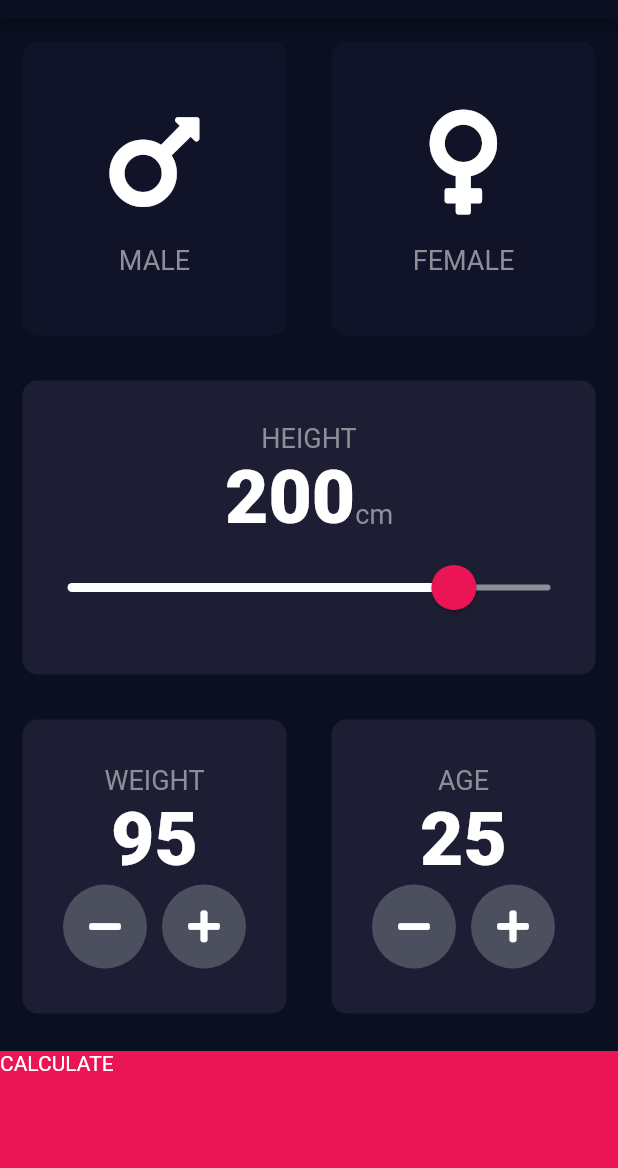
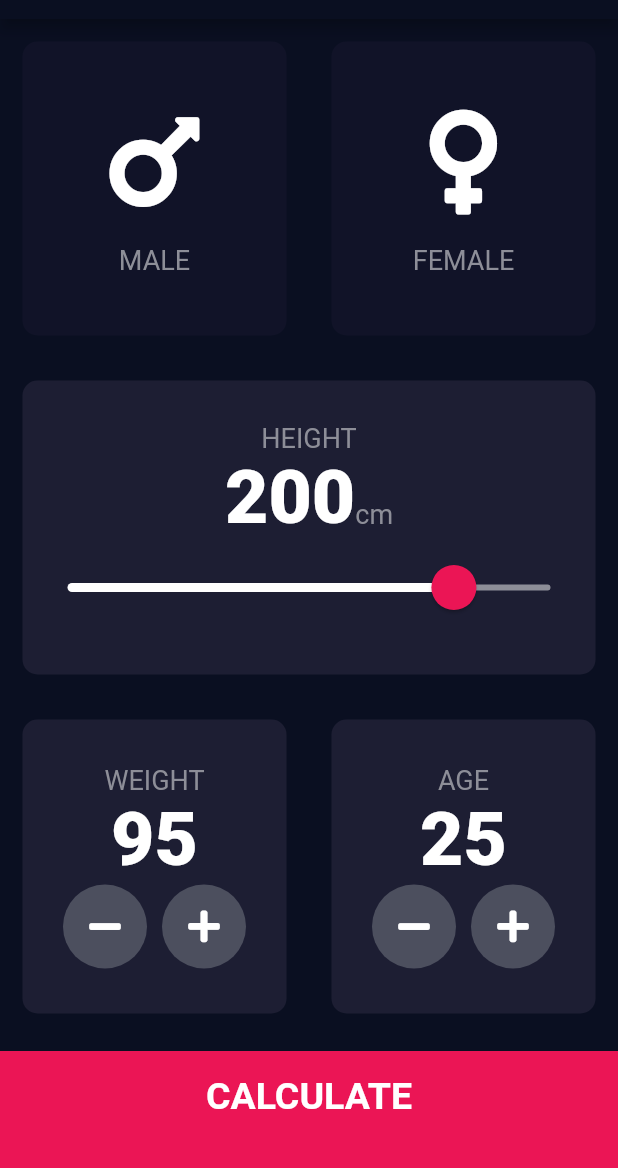
Before and after one commit to petarivanov9/flutter-dart-dev-bootcamp, a Flutter app: the screen it shows after launch, on a phone screen of 412 x 824 dp, the part 65-1233 px from its top. Run offline on Flutter 3.47's test engine with Material 2 defaults, Android fonts, the phone set to English and light mode, and no system bars; our stand-ins replace audioplayers, font_awesome_flutter, rflutter_alert.

Commit message:
Add design of the ResultPage and some refactoring

```diff
--- /dev/null
+++ b/bmi_calculator/lib/components/bottom_button.dart
@@ -0,0 +1,29 @@
+import 'package:bmi_calculator/constants.dart';
+import 'package:flutter/material.dart';
+
+class BottomButton extends StatelessWidget {
+  BottomButton({@required this.onTap, @required this.buttonTitle});
+
+  final Function onTap;
+  final String buttonTitle;
+
+  @override
+  Widget build(BuildContext context) {
+    return GestureDetector(
+      onTap: onTap,
+      child: Container(
+        child: Center(
+          child: Text(
+            buttonTitle,
+            style: kLargeTextButtonStyle,
+          ),
+        ),
+        color: kBottomContainerColor,
+        margin: EdgeInsets.only(top: 10.0),
+        padding: EdgeInsets.only(bottom: 20.0),
+        width: double.infinity,
+        height: kBottomContainerHeight,
+      ),
+    );
+  }
+}
--- /dev/null
+++ b/bmi_calculator/lib/components/round_icon_button.dart
@@ -0,0 +1,23 @@
+import 'package:flutter/material.dart';
+
+class RoundIconButton extends StatelessWidget {
+  RoundIconButton({@required this.icon, @required this.onPressed});
+
+  final IconData icon;
+  final Function onPressed;
+
+  @override
+  Widget build(BuildContext context) {
+    return RawMaterialButton(
+      elevation: 0.0,
+      child: Icon(icon),
+      onPressed: onPressed,
+      constraints: BoxConstraints.tightFor(
+        width: 56.0,
+        height: 56.0,
+      ),
+      shape: CircleBorder(),
+      fillColor: Color(0xFF4C4F5E),
+    );
+  }
+}
--- a/bmi_calculator/lib/main.dart
+++ b/bmi_calculator/lib/main.dart
@@ -1,6 +1,6 @@
 import 'package:flutter/material.dart';
 
-import 'input_page.dart';
+import 'package:bmi_calculator/screens/input_page.dart';
 
 void main() => runApp(BMICalculator());
 
--- a/bmi_calculator/lib/input_page.dart
+++ b/bmi_calculator/lib/screens/input_page.dart
@@ -1,10 +1,12 @@
 import 'package:bmi_calculator/constants.dart';
-import 'package:bmi_calculator/results_page.dart';
 import 'package:flutter/material.dart';
 import 'package:font_awesome_flutter/font_awesome_flutter.dart';
 
-import 'reusable_card.dart';
-import 'icon_content.dart';
+import 'package:bmi_calculator/components/reusable_card.dart';
+import 'package:bmi_calculator/components/icon_content.dart';
+import 'package:bmi_calculator/components/round_icon_button.dart';
+import 'package:bmi_calculator/components/bottom_button.dart';
+
 import 'results_page.dart';
 
 enum Gender {
@@ -218,7 +220,8 @@
               ],
             ),
           ),
-          GestureDetector(
+          BottomButton(
+            buttonTitle: 'CALCULATE',
             onTap: () {
               Navigator.push(
                 context,
@@ -227,38 +230,9 @@
                 }),
               );
             },
-            child: Container(
-              child: Text('CALCULATE'),
-              color: kBottomContainerColor,
-              margin: EdgeInsets.only(top: 10.0),
-              width: double.infinity,
-              height: kBottomContainerHeight,
-            ),
-          )
+          ),
         ],
       ),
     );
   }
 }
-
-class RoundIconButton extends StatelessWidget {
-  RoundIconButton({@required this.icon, @required this.onPressed});
-
-  final IconData icon;
-  final Function onPressed;
-
-  @override
-  Widget build(BuildContext context) {
-    return RawMaterialButton(
-      elevation: 0.0,
-      child: Icon(icon),
-      onPressed: onPressed,
-      constraints: BoxConstraints.tightFor(
-        width: 56.0,
-        height: 56.0,
-      ),
-      shape: CircleBorder(),
-      fillColor: Color(0xFF4C4F5E),
-    );
-  }
-}
```
Also changed, not shown: bmi_calculator/lib/constants.dart (+25 -0 lines), bmi_calculator/lib/results_page.dart (deleted, +0 -13 lines), bmi_calculator/lib/screens/results_page.dart (added, +62 -0 lines), bmi_calculator/lib/components/icon_content.dart (renamed from bmi_calculator/lib/icon_content.dart), bmi_calculator/lib/components/reusable_card.dart (renamed from bmi_calculator/lib/reusable_card.dart).
